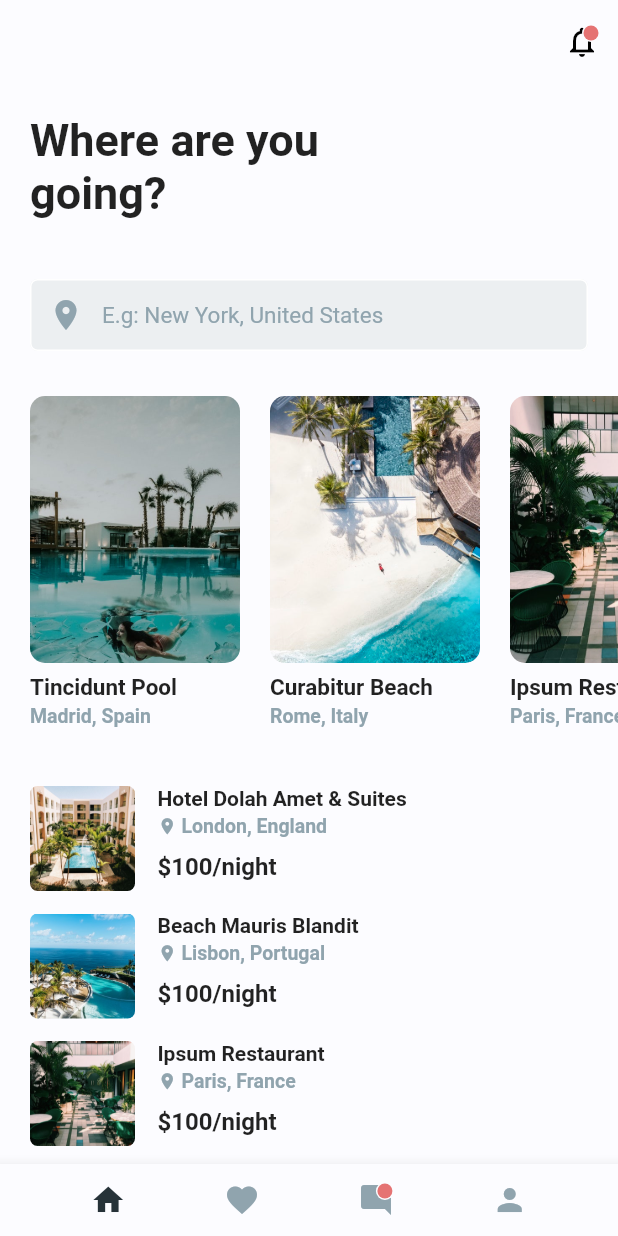
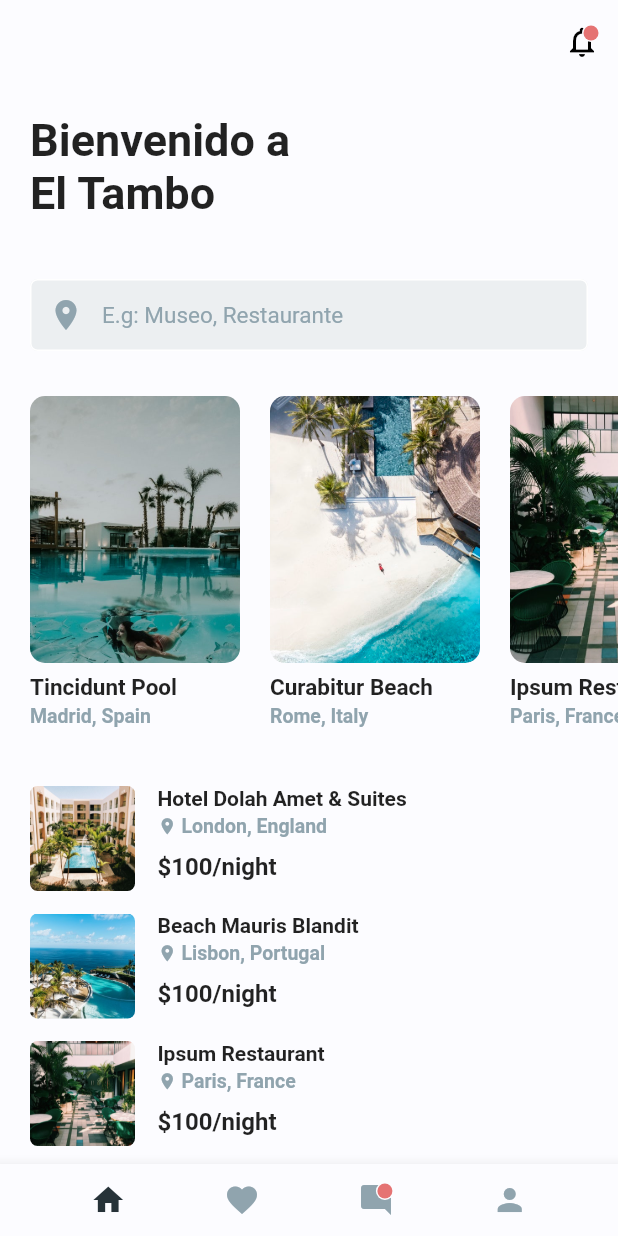
Before and after one commit to XaviMontero/Tambo, a Flutter app: the screen it shows after launch, on a phone screen of 412 x 824 dp. Run offline on Flutter 3.47's test engine with Material 2 defaults, Android fonts, the light colour scheme and no system bars.

Commit message:
Fix home :100:

```diff
--- a/lib/screens/home.dart
+++ b/lib/screens/home.dart
@@ -24,7 +24,7 @@ class Home extends StatelessWidget {
           Padding(
             padding: EdgeInsets.all(20.0),
             child: Text(
-              "Where are you \ngoing?",
+              "Bienvenido a \nEl Tambo",
               style: TextStyle(
                 fontSize: 30.0,
                 fontWeight: FontWeight.w600,
--- a/lib/widgets/search_bar.dart
+++ b/lib/widgets/search_bar.dart
@@ -31,7 +31,7 @@ class SearchBar extends StatelessWidget {
             ),
             borderRadius: BorderRadius.circular(5.0),
           ),
-          hintText: "E.g: New York, United States",
+          hintText: "E.g: Museo, Restaurante",
           prefixIcon: Icon(
             Icons.location_on,
             color: Colors.blueGrey[300],
```
Also changed, not shown: lib/util/places.dart (line endings or trailing spaces).
